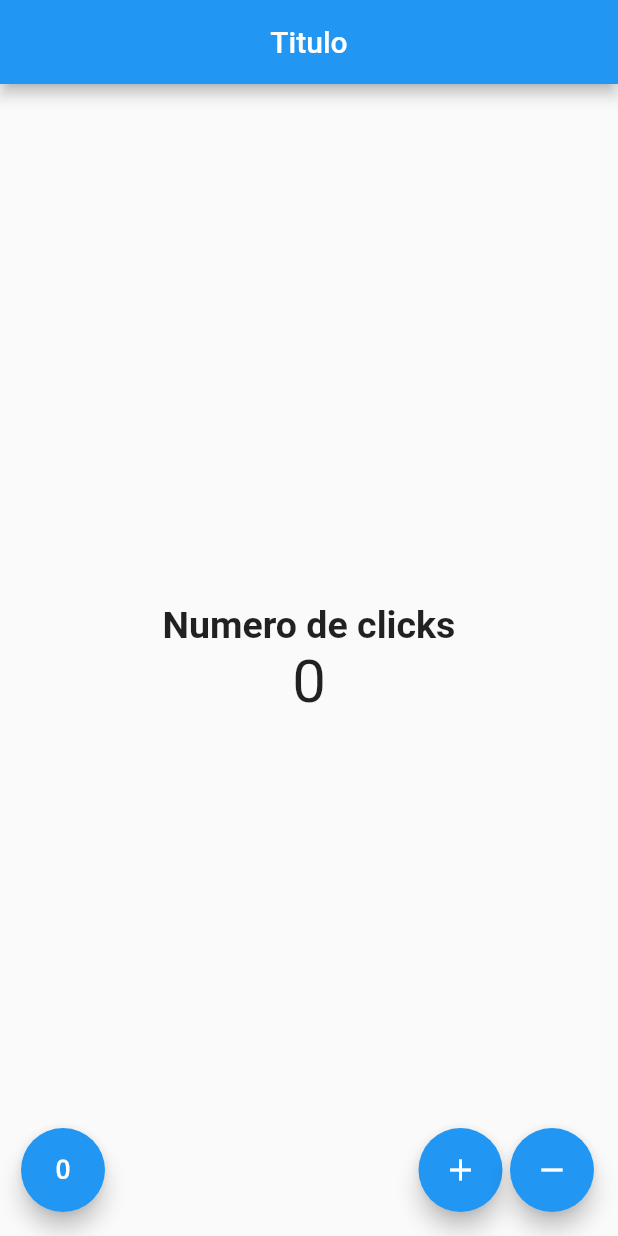
After one commit to miguelicass/flutter, a Flutter app: the ContadorPage screen opened directly, on a phone screen of 412 x 824 dp. The commit adds this screen. Run offline on Flutter 3.47's test engine with Material 2 defaults, Android fonts, the phone set to English and light mode, and no system bars.

Commit message:
Contador

```diff
--- /dev/null
+++ b/contador/lib/main.dart
@@ -0,0 +1,6 @@
+import 'package:contador/src/aap.dart';
+
+//import 'src/aap.dart';
+import 'package:flutter/material.dart';
+
+void main() => runApp(MyApp());
--- /dev/null
+++ b/contador/lib/src/aap.dart
@@ -0,0 +1,18 @@
+import 'package:flutter/material.dart';
+
+import 'package:contador/src/pages/contador_page.dart';
+//import 'package:contador/src/pages/home_page.dart';
+
+class MyApp extends StatelessWidget {
+  // This widget is the root of your application.
+  @override
+  Widget build(BuildContext context) {
+    return MaterialApp(
+      debugShowCheckedModeBanner: false,
+      home: Center (
+        //child: HomePage(),
+        child: ContadorPage(),
+        ),
+    );
+  }
+}
--- /dev/null
+++ b/contador/lib/src/pages/contador_page.dart
@@ -0,0 +1,78 @@
+import 'package:flutter/material.dart';
+
+class ContadorPage extends StatefulWidget{
+
+  @override
+    State<StatefulWidget> createState() => _ContadorPageState();
+
+
+}
+
+
+class _ContadorPageState extends State<ContadorPage> {
+
+
+  final TextStyle _mainTex = new TextStyle(fontSize: 25, fontWeight: FontWeight.bold);
+  int _conteo = 0;
+
+  @override
+    Widget build(BuildContext context) {
+      // TODO: implement build
+      return Scaffold(
+
+        appBar: AppBar(
+          title: Text('Titulo'),
+          centerTitle: true,
+        ),
+        body: Center(
+          child: Column(
+            mainAxisAlignment: MainAxisAlignment.center,
+            children: <Widget>[
+              Text('Numero de clicks', style: _mainTex),
+              Text(_conteo.toString(), style: TextStyle(fontSize: 40)),
+            ],
+          )
+          //Text('Hola mundo'),
+        ),
+        floatingActionButton:  _crearBotones(),
+        //floatingActionButtonLocation: FloatingActionButtonLocation.centerFloat,
+      );
+    }
+
+  Widget _crearBotones(){
+    return Row(
+      mainAxisAlignment: MainAxisAlignment.end,
+      children: <Widget>[
+        SizedBox(width: 30),
+        FloatingActionButton(
+          child: Icon(Icons.exposure_zero),
+          onPressed: () {
+            setState(() {
+              _conteo = 0;
+            });
+          }
+        ),
+        Expanded(child: SizedBox()),
+        FloatingActionButton(
+          child: Icon(Icons.add),
+          onPressed: _agregar
+        ),
+        SizedBox(width: 5),
+        FloatingActionButton(
+          child: Icon(Icons.remove),
+          onPressed: _sustraer
+        )
+      ]
+    );
+  }
+
+  void _agregar() => setState(()=> _conteo++);
+
+  void _sustraer() => setState((){
+    if (_conteo == 0) {
+            } else {
+            _conteo--;
+            }
+  });
+
+}
--- a/my_aap/lib/main.dart
+++ b/my_aap/lib/main.dart
@@ -92,7 +92,7 @@ class _MyHomePageState extends State<MyHomePage> {
           mainAxisAlignment: MainAxisAlignment.center,
           children: <Widget>[
             Text(
-              'Días de cuarentena:',
+              'Hola mundo',
             ),
             Text(
               '$_counter',
```
Also changed, not shown: contador/lib/src/pages/home_page.dart (added, +38 -0 lines), contador/pubspec.yaml (added, +72 -0 lines), contador/pubspec.lock (added), 55 other files.
